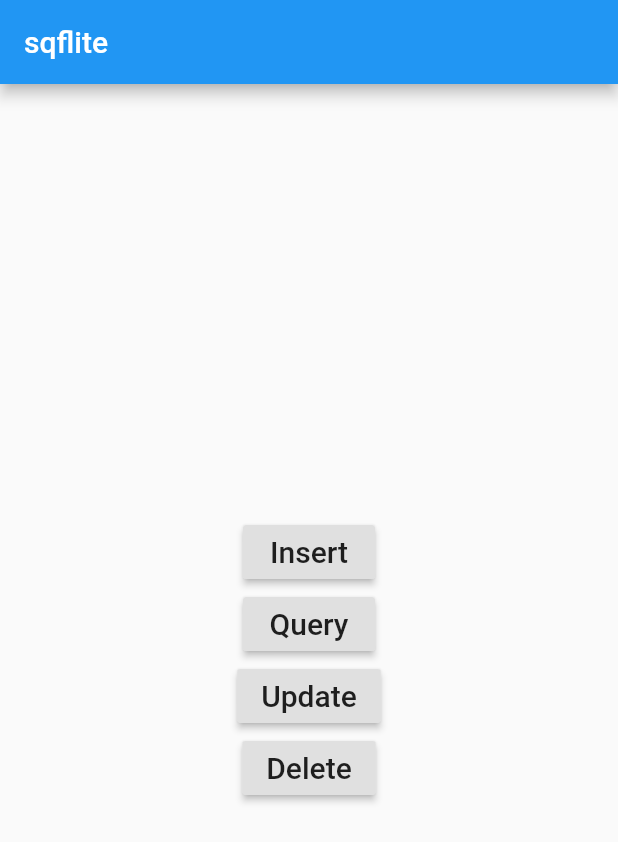
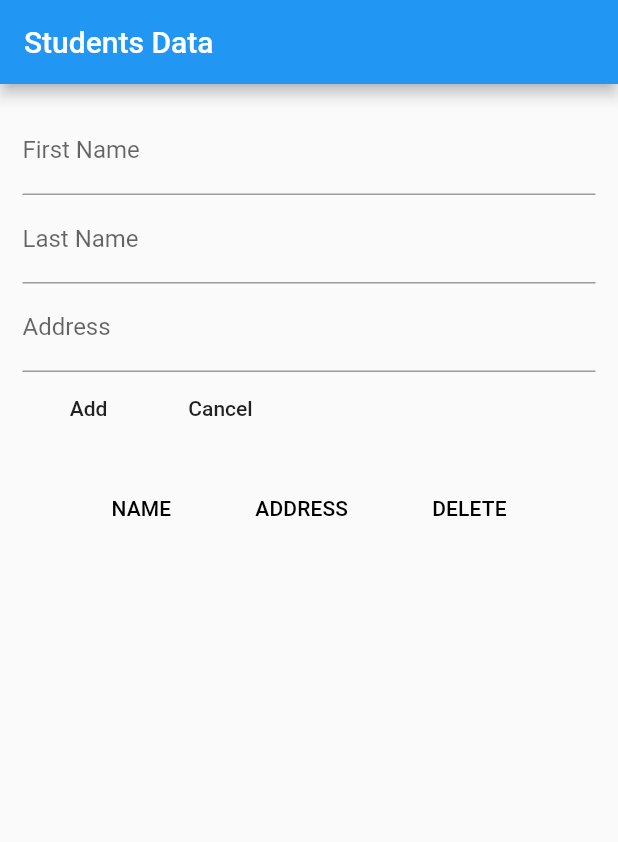
Before and after one commit to nasrinsamad19/hala_avis_car, a Flutter app: the screen it shows after launch, on a phone screen of 412 x 824 dp. Shown: the top 842 px of the screen. Run offline on Flutter 3.47's test engine with Material 2 defaults, Android fonts, the phone set to English and light mode, and no system bars; our stand-ins replace dio, dotted_border, permission_handler, shared_preferences, sqflite, wakelock; missing offline and left inert: ext_storage, flutter_pdfview; accounts and stored records are empty.

Commit message:
Added Sqflite StudentSample

```diff
--- a/lib/main.dart
+++ b/lib/main.dart
@@ -1,5 +1,6 @@
 import 'package:flutter/cupertino.dart';
 import 'package:flutter/material.dart';
+import 'package:hala_avis_car/screens/flutter_database/sample/student_view.dart';
 import 'package:hala_avis_car/screens/flutter_database/sampleui.dart';
 
 void main() => runApp(MyApp());
@@ -8,7 +9,7 @@ class MyApp extends StatelessWidget {
   @override
   Widget build(BuildContext context) {
     return MaterialApp(
-      home: SampleUi(),
+      home: StudentHome(),
     );
   }
 }
--- /dev/null
+++ b/lib/screens/flutter_database/sample/student_dbhelper.dart
@@ -0,0 +1,68 @@
+import 'package:hala_avis_car/screens/flutter_database/sample/student_table.dart';
+import 'package:path/path.dart';
+import 'package:path_provider/path_provider.dart';
+import 'package:sqflite/sqflite.dart';
+import 'dart:io'as io;
+
+class DBHelperStudent{
+  static Database _db;
+  static const String Id='id';
+  static const String Fname='fname';
+  static const String Lname='lname';
+  static const String Address='address';
+  static const String Table='EmployeeTable';
+  static const String DBName='Employee.db';
+
+  Future<Database> get db async {
+    if (_db != null) {
+      return _db;
+    }
+    _db = await initDb();
+    return _db;
+  }
+
+  initDb() async {
+    io.Directory documentsDirectory = await getApplicationDocumentsDirectory();
+    String path = join(documentsDirectory.path, DBName);
+    var db = await openDatabase(path, version: 1, onCreate: _onCreate);
+    return db;
+  }
+
+  _onCreate(Database db, int version) async {
+    await db.execute("CREATE TABLE $Table ($Id INTEGER PRIMARY KEY, $Fname TEXT,$Lname TEXT,$Address TEXT)");
+  }
+
+  Future<Student> save(Student student) async {
+    var dbClient = await db;
+    student.id = await dbClient.insert(Table, student.toMap());
+    return student;
+  }
+
+  Future<List<Student>> getStudents() async {
+    var dbClient = await db;
+    List<Map> maps = await dbClient.query(Table, columns: [Id, Fname,Lname,Address]);
+    List<Student> students = [];
+    if (maps.length > 0) {
+      for (int i = 0; i < maps.length; i++) {
+        students.add(Student.fromMap(maps[i]));
+      }
+    }
+    return students;
+  }
+
+  Future<int> delete(int id) async {
+    var dbClient = await db;
+    return await dbClient.delete(Table, where: '$Id = ?', whereArgs: [id]);
+  }
+
+  Future<int> update(Student student) async {
+    var dbClient = await db;
+    return await dbClient.update(Table, student.toMap(),
+        where: '$Id = ?', whereArgs: [student.id]);
+  }
+
+  Future close() async {
+    var dbClient = await db;
+    dbClient.close();
+  }
+}
--- /dev/null
+++ b/lib/screens/flutter_database/sample/student_table.dart
@@ -0,0 +1,26 @@
+class Student{
+  int id;
+  String fname;
+  String lname;
+  String address;
+
+  Student(this.id,this.fname,this.lname,this.address);
+
+  Map<String,dynamic>toMap(){
+    var map=<String,dynamic>{
+      'id':id,
+      'fname':fname,
+      'lname':lname,
+      'address':address,
+    };
+    return map;
+  }
+
+  Student.fromMap(Map<String , dynamic>map){
+    id=map['id'];
+    fname=map['fname'];
+    lname=map['lname'];
+    address=map['address'];
+
+  }
+}
--- /dev/null
+++ b/lib/screens/flutter_database/sample/student_view.dart
@@ -0,0 +1,207 @@
+import 'package:flutter/cupertino.dart';
+import 'package:flutter/material.dart';
+import 'package:hala_avis_car/screens/flutter_database/sample/student_dbhelper.dart';
+import 'package:hala_avis_car/screens/flutter_database/sample/student_table.dart';
+
+class StudentHome extends StatefulWidget{
+  final String title;
+  StudentHome({Key key ,this.title}): super(key:key);
+
+  @override
+  State<StatefulWidget> createState(){
+    return _State();
+  }
+
+}
+class _State extends State<StudentHome>{
+
+  Future<List<Student>> students;
+
+  TextEditingController fnameController= TextEditingController();
+  TextEditingController lnameController= TextEditingController();
+  TextEditingController addressController= TextEditingController();
+
+  String fname;
+  String lname;
+  String address;
+  int id;
+
+  final formKey= new GlobalKey<FormState>();
+  var dBHelper;
+  bool isUpdating;
+
+  @override
+  void initState() {
+    super.initState();
+    dBHelper=DBHelperStudent();
+    isUpdating=false;
+    refreshList();
+  }
+
+  refreshList(){
+    setState(() {
+      students= dBHelper.getStudents();
+    });
+  }
+
+  clearField(){
+    fnameController.text="";
+    lnameController.text="";
+    addressController.text="";
+
+  }
+
+  validate() {
+    if (formKey.currentState.validate()) {
+      formKey.currentState.save();
+      if (isUpdating) {
+        Student s = Student(id,fname,lname,address);
+        dBHelper.update(s);
+        setState(() {
+          isUpdating = false;
+        });
+      } else {
+        Student s = Student(null, fname,lname,address);
+        dBHelper.save(s);
+      }
+      clearField();
+      refreshList();
+    }
+  }
+
+  form(){
+    return Form(
+      key: formKey,
+      child: Padding(
+        padding: EdgeInsets.all(15.0),
+        child: Column(
+          mainAxisAlignment: MainAxisAlignment.center,
+          mainAxisSize: MainAxisSize.min,
+          verticalDirection:VerticalDirection.down,
+          children:<Widget> [
+            TextFormField(
+              controller: fnameController,
+              keyboardType: TextInputType.text,
+              decoration: InputDecoration(
+                  labelText: 'First Name'),
+              validator: (val) => val.length == 0 ? 'Enter First Name' : null,
+              onSaved: (val) => fname = val,
+            ),
+            TextFormField(
+              controller: lnameController,
+              keyboardType: TextInputType.text,
+              decoration: InputDecoration(
+                  labelText: 'Last Name'),
+              validator: (val) => val.length == 0 ? 'Enter Last Name' : null,
+              onSaved: (val) => lname = val,
+            ),
+            TextFormField(
+              controller: addressController,
+              keyboardType: TextInputType.text,
+              decoration: InputDecoration(
+                  labelText: 'Address'),
+              validator: (val) => val.length == 0 ?'Enter Address':null,
+              onSaved: (val)=>address= val,
+            ),
+            Row(
+              children: <Widget>[
+                FlatButton(
+                  onPressed: validate,
+                  child: Text(isUpdating? 'Update':'Add'),
+                ),
+                FlatButton(
+                  onPressed: (){
+                    setState(() {
+                      isUpdating=false;
+                    });
+                    clearField();
+                  },
+                  child: Text('Cancel'),
+                ),
+              ],
+            )
+          ],
+        ),
+      ),
+    );
+  }
+
+  SingleChildScrollView dataTable(List<Student> students) {
+    return SingleChildScrollView(
+      scrollDirection: Axis.vertical,
+      child: DataTable(
+        columns: [
+          DataColumn(
+            label: Text('NAME'),
+          ),
+          DataColumn(
+            label: Text('ADDRESS'),
+          ),
+          DataColumn(
+            label: Text('DELETE'),
+          )
+        ],
+        rows: students.map((student) => DataRow(cells: [
+          DataCell(
+            Text(student.fname+" "+student.lname),
+            onTap: () {
+              setState(() {
+                isUpdating = true;
+                id = student.id;
+              });
+              fnameController.text = student.fname;
+              lnameController.text=student.lname;
+              addressController.text=student.address;
+            },
+          ),
+          DataCell(
+            Text(student.address),
+          ),
+          DataCell(IconButton(
+            icon: Icon(Icons.delete),
+            onPressed: () {
+              dBHelper.delete(student.id);
+              refreshList();
+            },
+          )),
+        ]),
+        )
+            .toList(),
+      ),
+    );
+  }
+
+  list() {
+    return Expanded(
+      child: FutureBuilder(
+        future: students,
+        builder: (context, snapshot) {
+          if (snapshot.hasData) {
+            return dataTable(snapshot.data);
+          }
+          if (null == snapshot.data || snapshot.data.length == 0) {
+            return Text("No Data Found");
+          }
+          return CircularProgressIndicator();
+        },
+      ),
+    );
+  }
+
+  @override
+  Widget build(BuildContext context) {
+    return Scaffold(
+      appBar: AppBar(
+        title: Text('Students Data'),
+      ),
+      body: Container(
+        child: Column(
+          children:<Widget> [
+            form(),
+            list(),
+          ],
+        ),
+      ),
+    );
+  }
+}
```
